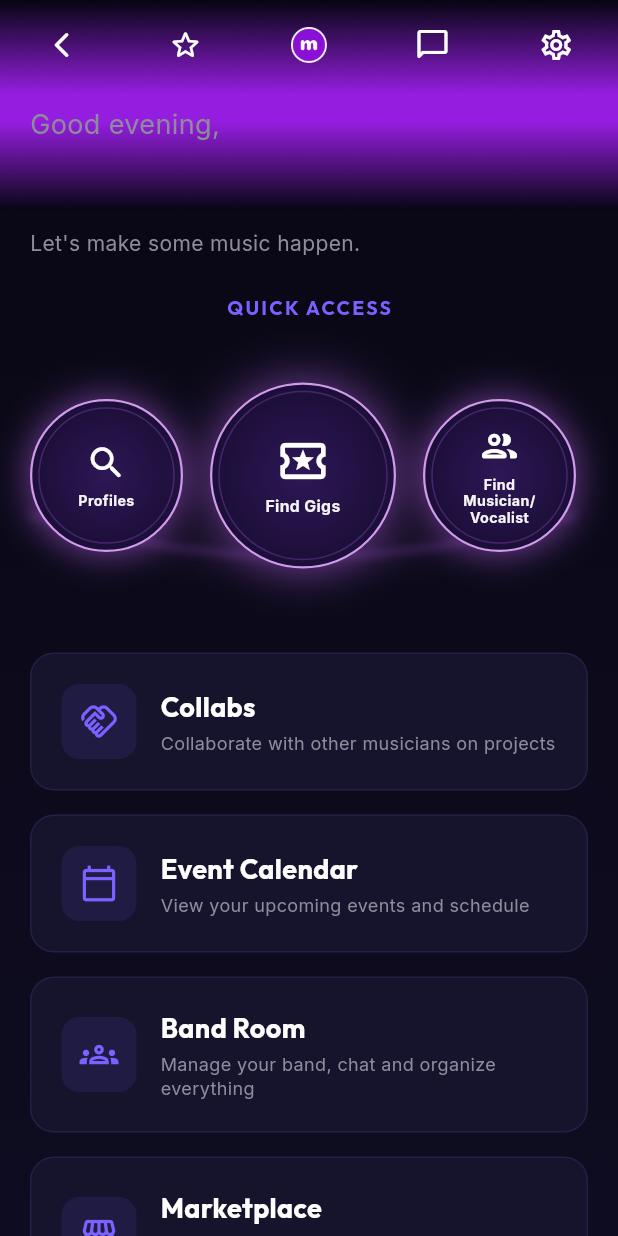
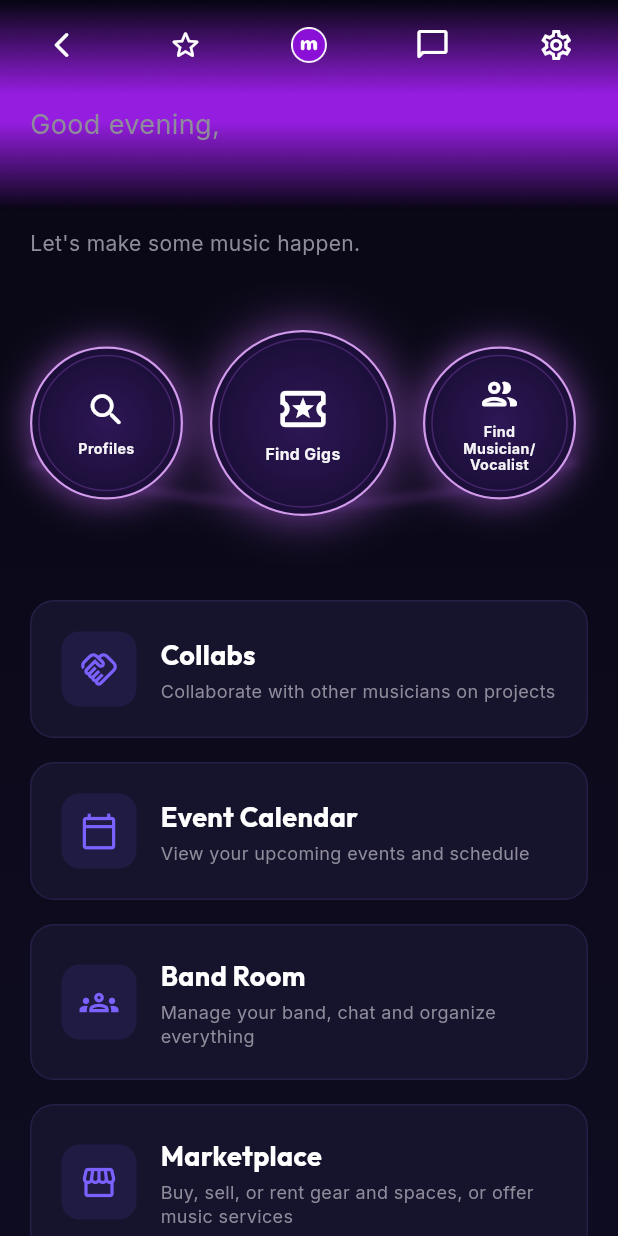
Before and after one commit to Drakblod/MusiciansFlutter, a Flutter app: the MainNavigationWrapper screen opened by its route, on a phone screen of 412 x 824 dp. Run offline on Flutter 3.47's test engine with Material 3 defaults, Android fonts, the phone set to English and light mode, and no system bars; our stand-ins replace audioplayers, file_picker, firebase_auth, firebase_core, firebase_database, firebase_messaging and 5 more; accounts and stored records are empty.

Commit message:
HomeView: remove QUICK ACCESS header title label

```diff
--- a/lib/views/home_screen.dart
+++ b/lib/views/home_screen.dart
@@ -1013,19 +1013,7 @@ class _ExperimentalHomeViewContentState extends State<ExperimentalHomeViewConten
                       ),
                       const SizedBox(height: 24),
 
-                      // Quick Access Title
-                      Center(
-                        child: Text(
-                          'QUICK ACCESS',
-                          style: GoogleFonts.outfit(
-                            fontSize: 13,
-                            fontWeight: FontWeight.bold,
-                            color: AppTheme.primaryAccent,
-                            letterSpacing: 1.5,
-                          ),
-                        ),
-                      ),
-                      const SizedBox(height: 16),
+
 
                       // Curved/glow background behind the bubble row
                       Stack(
```
